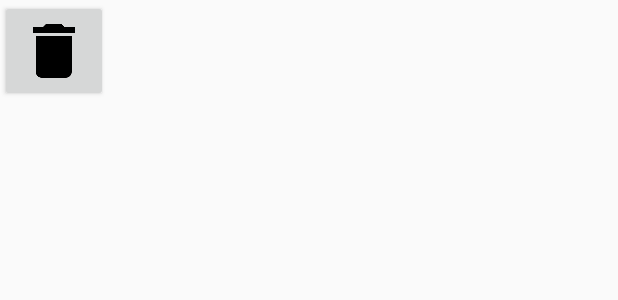
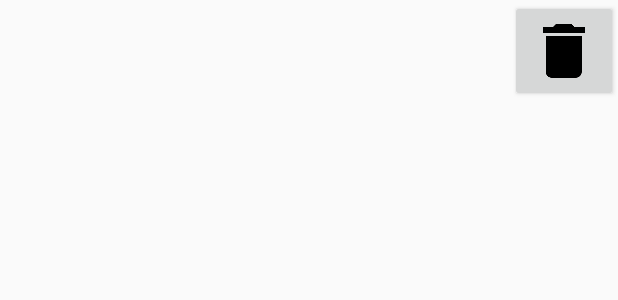
Before and after one commit to Nesh108/MCC-Calendar, an Android app: the layout event_list_item.xml on its own in the app's theme, with its tools: preview values and no code run, on a phone screen of 412 x 824 dp. Shown: the top 300 px of the screen. Run offline under Robolectric (Android 15) with nearby library versions, the phone set to English and light mode, and no system bars.

Commit message:
fixed list layout

```diff
--- a/mobile/app/src/main/res/layout/event_list_item.xml
+++ b/mobile/app/src/main/res/layout/event_list_item.xml
@@ -7,7 +7,14 @@
         android:layout_height="wrap_content"
         android:textSize="25dp"
         android:fontFamily="sans-serif"
+        android:layout_marginLeft="5dp"
         android:id="@+id/eventTv" />
+
+    <View
+        android:layout_width="0dp"
+        android:layout_height="0dp"
+        android:layout_weight="1"
+        />
 
     <ImageButton
         style="?android:attr/buttonStyleSmall"
```
